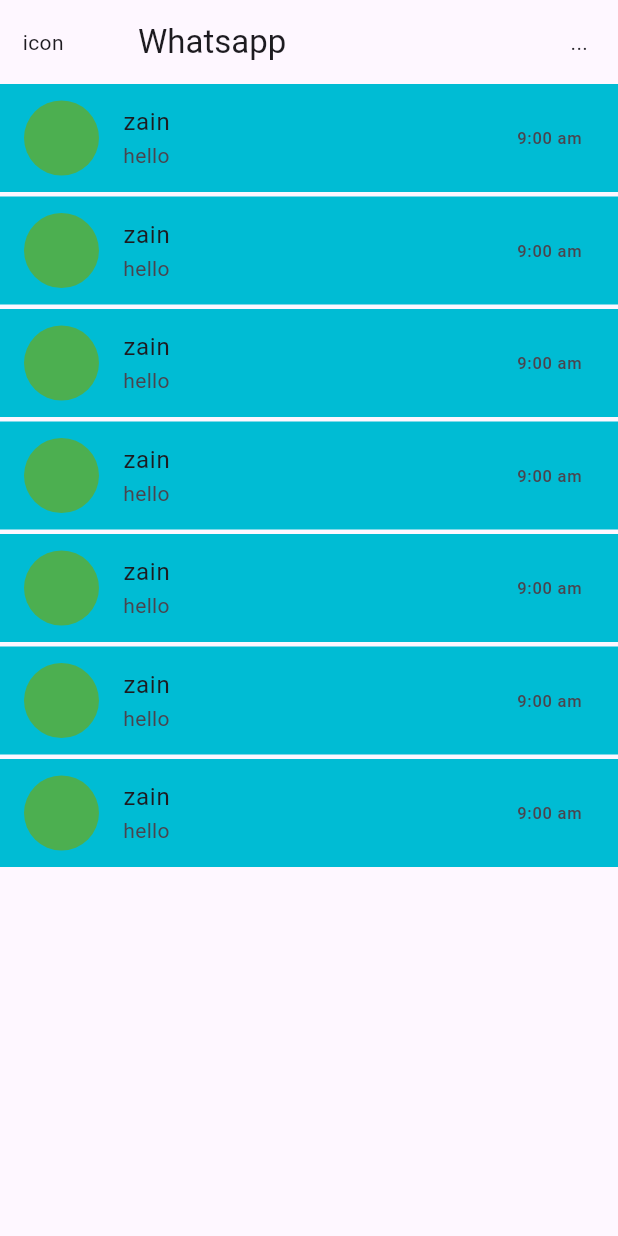
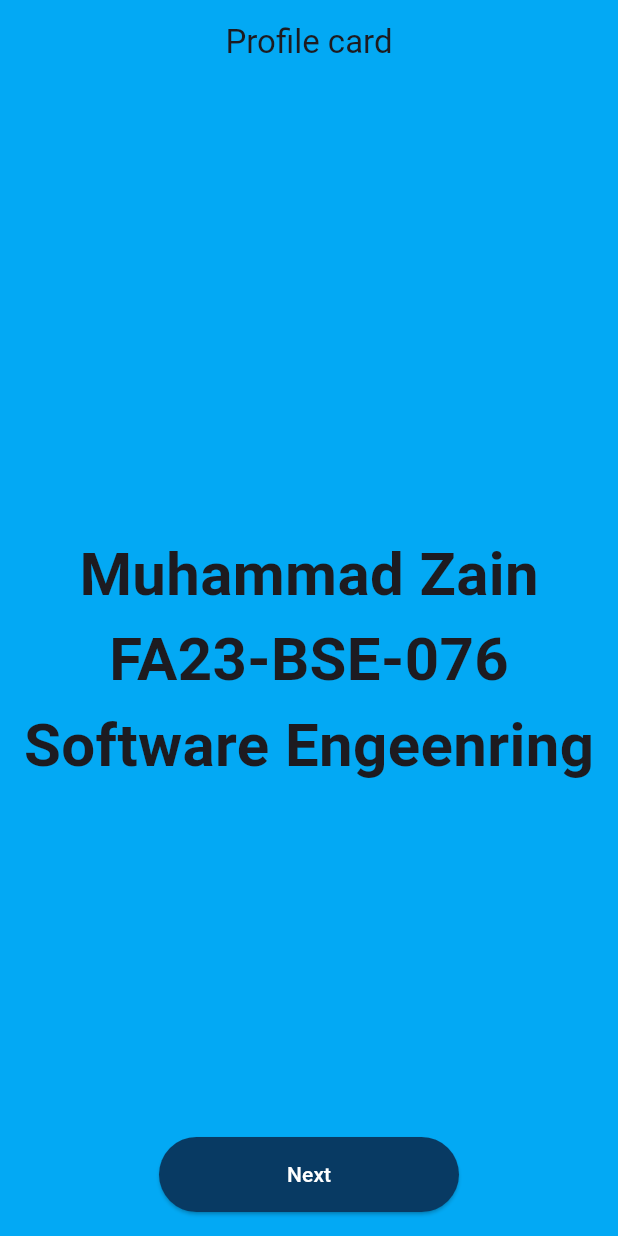
Before and after one commit to zain204/mobile-app-dev-labs, a Flutter app: the screen it shows after launch, on a phone screen of 412 x 824 dp. Run offline on Flutter 3.47's test engine with Material 3 defaults, Android fonts, the phone set to English and light mode, and no system bars.

Commit message:
assignment 2 mad lab

```diff
--- /dev/null
+++ b/lib/assignment2/profilecard.dart
@@ -0,0 +1,44 @@
+import 'package:flutter/material.dart';
+import 'package:myfirstproject/assignment2/businesscard.dart';
+
+class Profilecard extends StatelessWidget {
+  const Profilecard({super.key});
+
+  @override
+  Widget build(BuildContext context) {
+    return Scaffold(
+      backgroundColor: Colors.lightBlue,
+      appBar: AppBar(
+        backgroundColor: Colors.lightBlue,
+        title: Text("Profile card"),
+        centerTitle: true,
+      ),
+      body: Center(
+        child: Column(
+          mainAxisAlignment: MainAxisAlignment.center,
+          children: [
+            Text("Muhammad Zain",style: TextStyle(fontSize: 40,fontWeight: FontWeight.bold,),),
+            Text("FA23-BSE-076",style: TextStyle(fontSize: 40,fontWeight: FontWeight.bold,)),
+            Text("Software Engeenring",style: TextStyle(fontSize: 40,fontWeight: FontWeight.bold,))
+          ],
+        ),
+      ),
+      floatingActionButton: Container(
+        height: 50,
+        width: 200,
+
+        child: ElevatedButton(
+          style: ElevatedButton.styleFrom(
+            backgroundColor: const Color.fromARGB(255, 8, 58, 99),
+            foregroundColor: Colors.white
+          ),
+          onPressed: (){
+          Navigator.push(context, MaterialPageRoute(builder: (context)=>Businesscard()));
+        }, child: Text("Next"),
+
+        ),
+      ),
+      floatingActionButtonLocation: FloatingActionButtonLocation.centerFloat,
+    );
+  }
+}
--- a/lib/main.dart
+++ b/lib/main.dart
@@ -1,5 +1,7 @@
 import 'package:flutter/material.dart';
-import 'package:myfirstproject/profile_view.dart';
+import 'package:myfirstproject/assignment2/profilecard.dart';
+import 'package:myfirstproject/lab/buttonfloating.dart';
+// import 'package:myfirstproject/profile_view.dart';
 
 void main() {
   print("app is running");
@@ -12,7 +14,7 @@
   @override
   Widget build(BuildContext context) {
     return MaterialApp(
-      home: ProfileView(),
+      home: Profilecard(),
     );
   }
 }
--- a/lib/profile_view.dart
+++ /dev/null
@@ -1,121 +0,0 @@
-import 'package:flutter/material.dart';
-
-class ProfileView extends StatelessWidget {
-  const ProfileView({super.key});
-
-  @override
-  Widget build(BuildContext context) {
-    return Scaffold(
-      appBar: AppBar(
-        leading:
-         Padding(
-           padding: const EdgeInsets.fromLTRB(15,18,0,0),
-           child: Text("icon"),
-         ),
-        title: Padding(
-          padding: const EdgeInsets.only(left: 20),
-          child: Text("Whatsapp"),
-        ),
-        actions: [Padding(
-          padding: const EdgeInsets.fromLTRB(0,0,20,0),
-          child: Text("..."),
-        )],
-        ),
-  body: SafeArea(
-    child: Column(
-      children: [
-        ListTile(
-          tileColor: Colors.cyan,
-          leading: CircleAvatar(
-            radius: 25,
-            backgroundColor: Colors.green,
-          ),
-          title: Text("zain"),
-          subtitle: Text("hello"),
-          trailing: Text("9:00 am"),
-        ),
-        SizedBox(
-          height: 3,
-        ),
-        ListTile(
-          tileColor: Colors.cyan,
-          leading: CircleAvatar(
-            radius: 25,
-            backgroundColor: Colors.green,
-          ),
-          title: Text("zain"),
-          subtitle: Text("hello"),
-          trailing: Text("9:00 am"),
-        ),SizedBox(
-          height: 3,
-        ),
-        ListTile(
-          tileColor: Colors.cyan,
-          leading: CircleAvatar(
-            radius: 25,
-            backgroundColor: Colors.green,
-          ),
-          title: Text("zain"),
-          subtitle: Text("hello"),
-          trailing: Text("9:00 am"),
-        ),SizedBox(
-          height: 3,
-        ),
-        ListTile(
-          tileColor: Colors.cyan,
-          leading: CircleAvatar(
-            radius: 25,
-            backgroundColor: Colors.green,
-          ),
-          title: Text("zain"),
-          subtitle: Text("hello"),
-          trailing: Text("9:00 am"),
-        ),SizedBox(
-          height: 3,
-        ),
-        ListTile(
-          tileColor: Colors.cyan,
-          leading: CircleAvatar(
-            radius: 25,
-            backgroundColor: Colors.green,
-          ),
-          title: Text("zain"),
-          subtitle: Text("hello"),
-          trailing: Text("9:00 am"),
-        ),SizedBox(
-          height: 3,
-        ),
-        ListTile(
-          tileColor: Colors.cyan,
-          leading: CircleAvatar(
-            radius: 25,
-            backgroundColor: Colors.green,
-          ),
-          title: Text("zain"),
-          subtitle: Text("hello"),
-          trailing: Text("9:00 am"),
-        ),SizedBox(
-          height: 3,
-        ),
-        ListTile(
-          tileColor: Colors.cyan,
-          leading: CircleAvatar(
-            radius: 25,
-            backgroundColor: Colors.green,
-          ),
-          title: Text("zain"),
-          subtitle: Text("hello"),
-          trailing: Text("9:00 am"),
-        ),SizedBox(
-          height: 3,
-        ),
-      ],
-
-    ),
-  )
-
-
-
-    );
-  }
-}
--- a/pubspec.yaml
+++ b/pubspec.yaml
@@ -58,8 +58,8 @@
   uses-material-design: true
 
   # To add assets to your application, add an assets section, like this:
-  # assets:
-  #   - images/a_dot_burr.jpeg
+  assets:
+    - assets/images/
   #   - images/a_dot_ham.jpeg
 
   # An image asset can refer to one or more resolution-specific "variants", see
```
Also changed, not shown: lib/assignment2/businesscard.dart (added, +72 -0 lines), lib/assignment2/floatingbutton.dart (added, +39 -0 lines), lib/assignment2/imagescreen.dart (added, +34 -0 lines), lib/assignment2/listviewtile.dart (added, +88 -0 lines), lib/assignment2/loginscreen.dart (added, +63 -0 lines), lib/assignment2/motivationquote.dart (added, +55 -0 lines), lib/assignment2/rowcolumn.dart (added, +79 -0 lines), lib/lab/buttonfloating.dart (added, +45 -0 lines), lib/lab/listview.dart (added, +14 -0 lines), lib/lab/secondpage.dart (added, +45 -0 lines), assets/images/appdev.png (added), assets/images/my.jpg (added).
